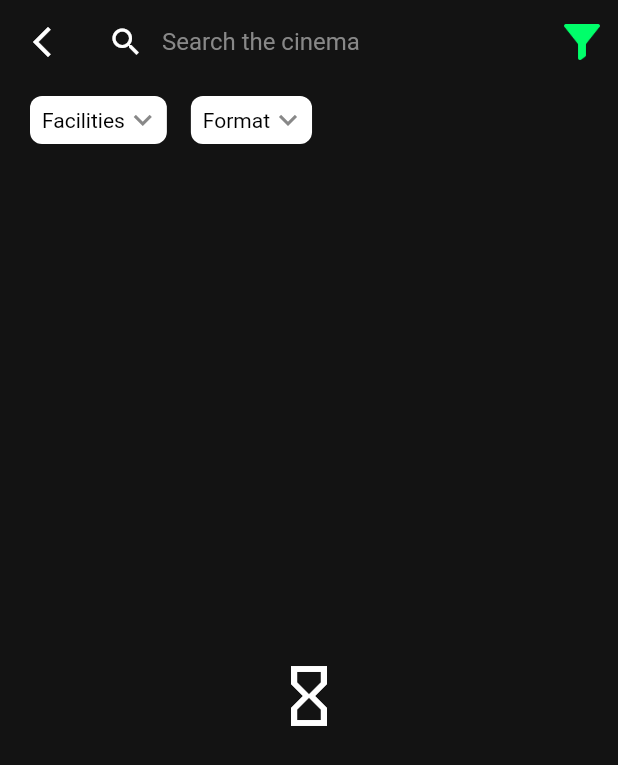
After one commit to PhyoThihaWin/the-movie-booking-app, a Flutter app: the CinemaSearchPage screen opened directly, on a phone screen of 412 x 824 dp. The commit adds this screen. Shown: the top 765 px of the screen. Run offline on Flutter 3.47's test engine with Material 2 defaults, Android fonts, the phone set to English and light mode, and no system bars; our stand-ins replace carousel_slider, dots_indicator, dotted_line, flick_video_player, flutter_svg and 2 more; missing offline and left inert: country_calling_code_picker, dart:ffi; network calls fail.

Commit message:
search TextField action added.

```diff
--- a/lib/page/cinema/cinema_search_page.dart
+++ b/lib/page/cinema/cinema_search_page.dart
@@ -7,9 +7,18 @@ import '../../resource/strings.dart';
 import '../../viewitem/cinema_parent_item_view.dart';
 import '../../widget/appbar_back_icon_view.dart';
 import '../../widget/appbar_search_view.dart';
+import '../../widget/empty_data_view.dart';
 import '../../widget/filter_dropdown_view.dart';
 
-class CinemaSearchPage extends StatelessWidget {
+class CinemaSearchPage extends StatefulWidget {
+
+  bool _searchState = false;
+
+  @override
+  State<CinemaSearchPage> createState() => _CinemaSearchPageState();
+}
+
+class _CinemaSearchPageState extends State<CinemaSearchPage> {
   List<String> cinemaList = [
     CINEMA_SOLD_OUT,
     CINEMA_SOLD_OUT,
@@ -23,13 +32,18 @@ class CinemaSearchPage extends StatelessWidget {
 
   @override
   Widget build(BuildContext context) {
+
     return Scaffold(
       backgroundColor: HOME_SCREEN_BACKGROUND_COLOR,
       appBar: AppBar(
         backgroundColor: HOME_SCREEN_BACKGROUND_COLOR,
         centerTitle: false,
         elevation: 0,
-        title: const AppBarSearchView(),
+        title: AppBarSearchView("Search the cinema", () {
+          setState(() {
+            widget._searchState = true;
+          });
+        }),
         leading: AppBarBackIconView(),
         actions: const [
           ActionBtnFilterView(),
@@ -50,7 +64,8 @@ class CinemaSearchPage extends StatelessWidget {
               ],
             ),
           ),
-          Flexible(
+          widget._searchState
+              ? Flexible(
                   child: SingleChildScrollView(
                     child: Column(
                       children: [
@@ -92,6 +107,7 @@ class CinemaSearchPage extends StatelessWidget {
                     ),
                   ),
                 )
+              : EmptyDataView()
         ],
       ),
     );
--- a/lib/viewitem/food_drink_item_view.dart
+++ b/lib/viewitem/food_drink_item_view.dart
@@ -36,7 +36,7 @@ class _FoodDrinkItemViewState extends State<FoodDrinkItemView> {
               Center(
                 child: Image.asset(
                   "dummy_food.png".toAssetImage(),
-                  scale: 4,
+                  scale: 5,
                 ),
               ),
               const SizedBox(height: MARGIN_MEDIUM_2),
--- a/lib/widget/appbar_search_view.dart
+++ b/lib/widget/appbar_search_view.dart
@@ -4,18 +4,23 @@ import '../resource/colors.dart';
 import '../resource/dimens.dart';
 
 class AppBarSearchView extends StatelessWidget {
-  const AppBarSearchView({
-    Key? key,
-  }) : super(key: key);
+  final Function onSubmit;
+  final String title;
+
+  AppBarSearchView(this.title, this.onSubmit);
 
   @override
   Widget build(BuildContext context) {
     return Row(
       mainAxisAlignment: MainAxisAlignment.center,
-      children: const [
+      children: [
         Icon(Icons.search, color: Colors.white),
         Flexible(
           child: TextField(
+            onSubmitted: (text) {
+              print("Fucccc");
+              onSubmit();
+            },
             style: TextStyle(
               color: Colors.white,
               fontSize: TEXT_REGULAR_2X,
@@ -23,7 +28,7 @@ class AppBarSearchView extends StatelessWidget {
             decoration: InputDecoration(
                 filled: true,
                 fillColor: HOME_SCREEN_BACKGROUND_COLOR,
-                hintText: "Search the movie",
+                hintText: title,
                 hintStyle: TextStyle(
                   color: TEXT_GREY_COLOR,
                   fontSize: TEXT_REGULAR_2X,
--- a/lib/widget/booking_button_view.dart
+++ b/lib/widget/booking_button_view.dart
@@ -29,7 +29,7 @@ class BookingButtonView extends StatelessWidget {
           Image.asset(
             "bg_booking_btn.png".toAssetImage(),
             color: btnColor,
-            scale: 2,
+            scale: 2.2,
           ),
           Text(
             btnText,
--- /dev/null
+++ b/lib/widget/empty_data_view.dart
@@ -0,0 +1,23 @@
+import 'package:flutter/material.dart';
+
+import '../resource/dimens.dart';
+
+class EmptyDataView extends StatelessWidget {
+  const EmptyDataView({
+    Key? key,
+  }) : super(key: key);
+
+  @override
+  Widget build(BuildContext context) {
+    return Expanded(
+      child: Container(
+        width: double.maxFinite,
+        child: Icon(
+          Icons.hourglass_empty,
+          size: MARGIN_XXLARGE,
+          color: Colors.white,
+        ),
+      ),
+    );
+  }
+}
```
Also changed, not shown: lib/page/movies/movie_search_page.dart (+18 -5 lines). Lines whose indentation alone changed are shown as unchanged.
